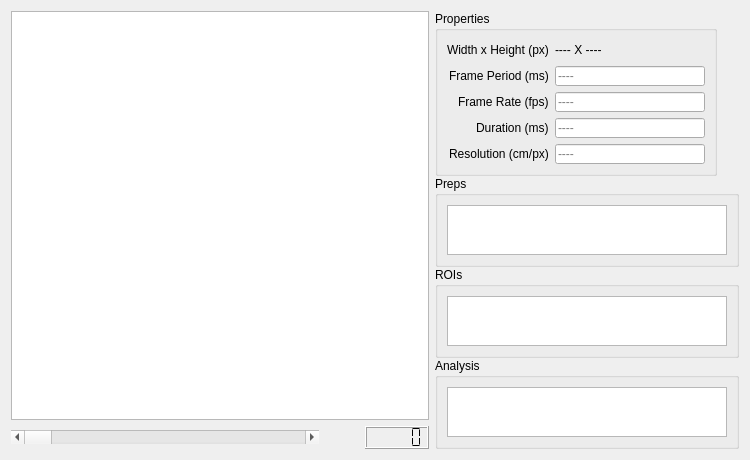
Above: src/ui/KairoSightWidgetTIFFpyqtgraph.ui from kairosight/KairoSight before the change. Below: the same form after it.
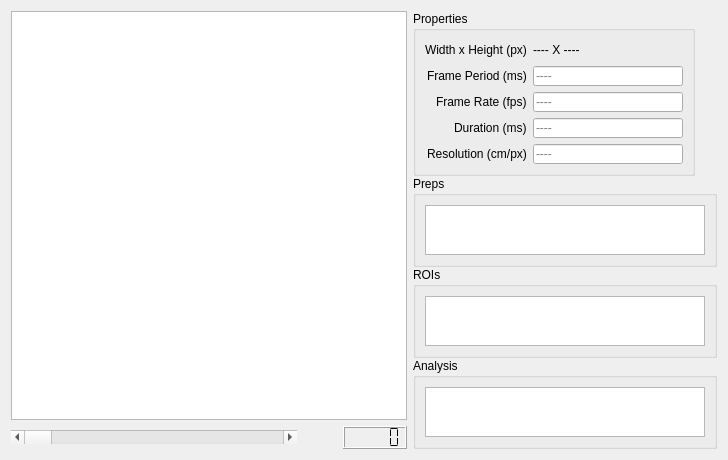
That is the form after the change. Custom widgets are drawn as their Qt base class.

Commit message: Refining prep and analysis windows

```diff
--- a/src/ui/KairoSightWidgetTIFFpyqtgraph.ui
+++ b/src/ui/KairoSightWidgetTIFFpyqtgraph.ui
@@ -6,10 +6,16 @@
    <rect>
     <x>0</x>
     <y>0</y>
-    <width>750</width>
+    <width>728</width>
     <height>428</height>
    </rect>
   </property>
+  <property name="sizePolicy">
+   <sizepolicy hsizetype="Preferred" vsizetype="MinimumExpanding">
+    <horstretch>0</horstretch>
+    <verstretch>0</verstretch>
+   </sizepolicy>
+  </property>
   <property name="windowTitle">
    <string>TIFF Viewer</string>
   </property>
@@ -17,7 +23,14 @@
    <item>
     <layout class="QVBoxLayout" name="verticalLayout_2">
      <item>
-      <widget class="GraphicsWidget" name="graphicsView"/>
+      <widget class="GraphicsWidget" name="graphicsView">
+       <property name="sizePolicy">
+        <sizepolicy hsizetype="Expanding" vsizetype="MinimumExpanding">
+         <horstretch>0</horstretch>
+         <verstretch>0</verstretch>
+        </sizepolicy>
+       </property>
+      </widget>
      </item>
      <item>
       <layout class="QHBoxLayout" name="horizontalLayout">
@@ -55,6 +68,12 @@
        </item>
        <item>
         <widget class="QLCDNumber" name="lcdNumber">
+         <property name="sizePolicy">
+          <sizepolicy hsizetype="Minimum" vsizetype="Fixed">
+           <horstretch>0</horstretch>
+           <verstretch>0</verstretch>
+          </sizepolicy>
+         </property>
          <property name="segmentStyle">
           <enum>QLCDNumber::Flat</enum>
          </property>
@@ -257,7 +276,7 @@
         <item>
          <widget class="QTreeView" name="treeViewPreps">
           <property name="sizePolicy">
-           <sizepolicy hsizetype="Ignored" vsizetype="MinimumExpanding">
+           <sizepolicy hsizetype="Ignored" vsizetype="Ignored">
             <horstretch>0</horstretch>
             <verstretch>0</verstretch>
            </sizepolicy>
@@ -300,7 +319,7 @@
         <item>
          <widget class="QTreeView" name="treeViewROIs">
           <property name="sizePolicy">
-           <sizepolicy hsizetype="Ignored" vsizetype="MinimumExpanding">
+           <sizepolicy hsizetype="Ignored" vsizetype="Ignored">
             <horstretch>0</horstretch>
             <verstretch>0</verstretch>
            </sizepolicy>
@@ -343,7 +362,7 @@
         <item>
          <widget class="QTreeView" name="treeViewAnalysis">
           <property name="sizePolicy">
-           <sizepolicy hsizetype="Ignored" vsizetype="MinimumExpanding">
+           <sizepolicy hsizetype="Ignored" vsizetype="Ignored">
             <horstretch>0</horstretch>
             <verstretch>0</verstretch>
            </sizepolicy>
```
The commit also changes 3 other files.
